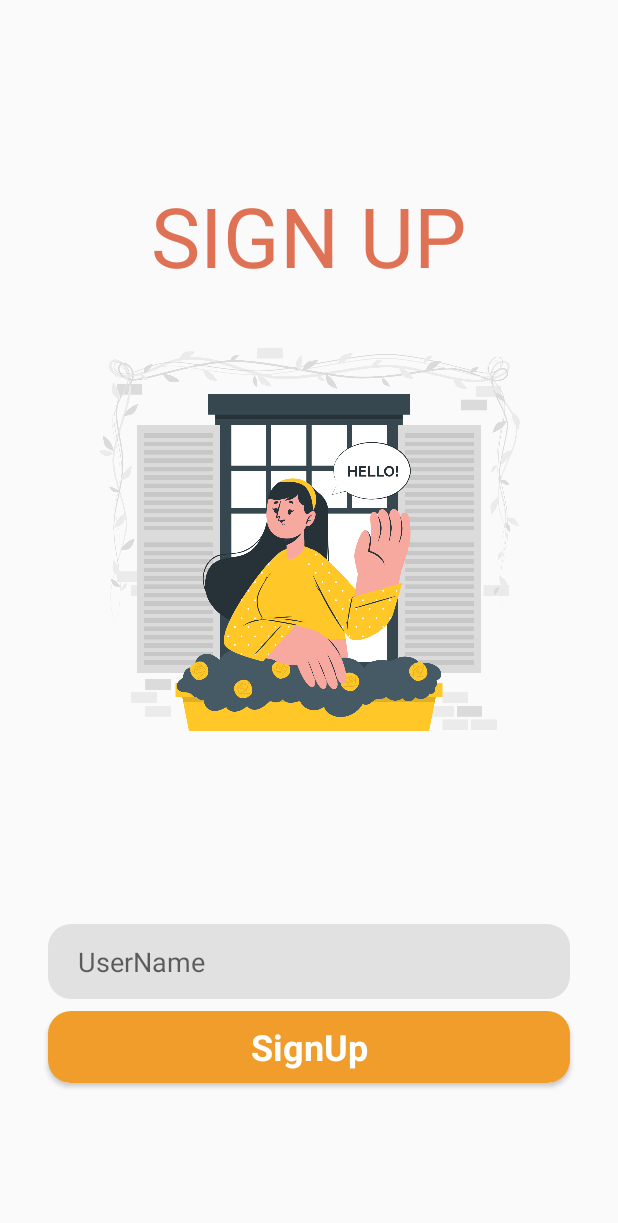
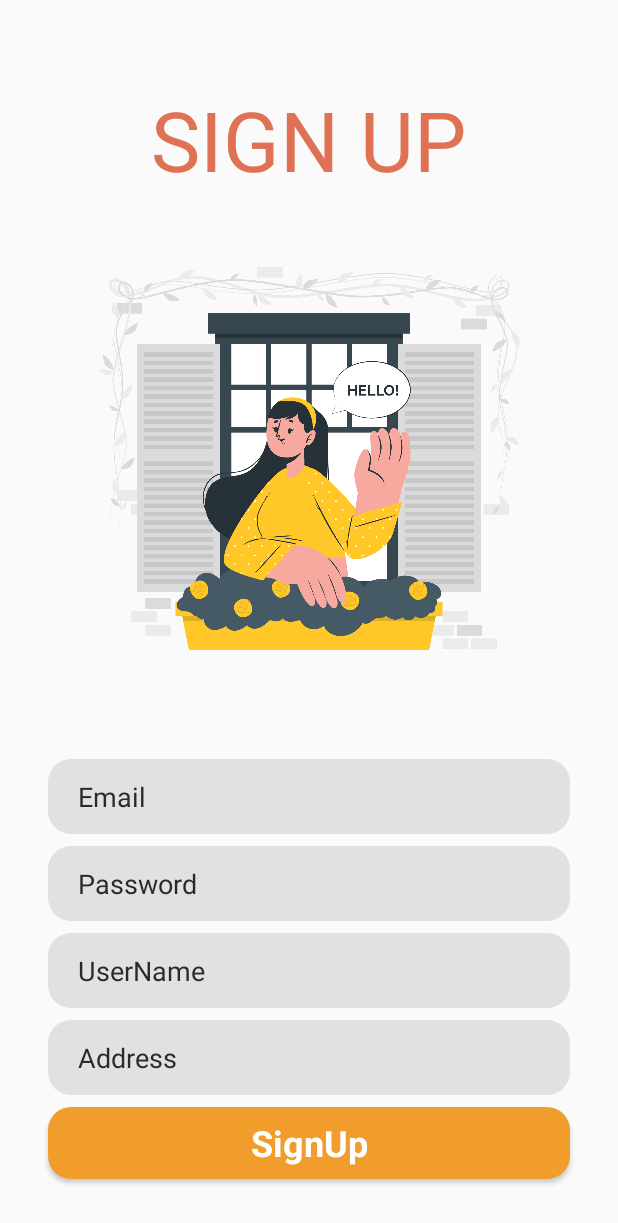
Before and after one commit to IT21237690/EAD_Project, an Android app built with Jetpack Compose: the SignUp screen opened directly, with no data from a screen before it, on a phone screen of 412 x 824 dp. Shown: the top 1223 px of the screen. Run offline under Robolectric (Android 15) with nearby library versions, the phone set to English and light mode, and no system bars.

Commit message:
SignUp function done

```diff
--- a/E-Commerce/app/build.gradle.kts
+++ b/E-Commerce/app/build.gradle.kts
@@ -63,6 +63,9 @@ dependencies {
     implementation(libs.material)
     implementation(libs.androidx.activity)
     implementation(libs.androidx.constraintlayout)
+    implementation("com.squareup.retrofit2:retrofit:2.9.0")
+    implementation("com.squareup.retrofit2:converter-gson:2.9.0")
+    implementation("com.squareup.okhttp3:logging-interceptor:4.9.0")
     testImplementation(libs.junit)
     androidTestImplementation(libs.androidx.junit)
     androidTestImplementation(libs.androidx.espresso.core)
--- a/E-Commerce/app/src/main/AndroidManifest.xml
+++ b/E-Commerce/app/src/main/AndroidManifest.xml
@@ -2,7 +2,10 @@
 <manifest xmlns:android="http://schemas.android.com/apk/res/android"
     xmlns:tools="http://schemas.android.com/tools">
 
+    <uses-permission android:name="android.permission.INTERNET"/>
+
     <application
+        android:networkSecurityConfig="@xml/network_security_config"
         android:allowBackup="true"
         android:dataExtractionRules="@xml/data_extraction_rules"
         android:fullBackupContent="@xml/backup_rules"
@@ -12,6 +15,9 @@
         android:supportsRtl="true"
         android:theme="@style/Theme.ECommerceApp"
         tools:targetApi="31">
+        <activity
+            android:name=".LogIn"
+            android:exported="false" />
         <activity
             android:name=".SignUp"
             android:exported="false" />
--- a/E-Commerce/app/src/main/res/layout/activity_main.xml
+++ b/E-Commerce/app/src/main/res/layout/activity_main.xml
@@ -55,7 +55,7 @@
             android:textStyle="bold" />
 
         <Button
-            android:id="@+id/button"
+            android:id="@+id/SignUpButtonWelcomePage"
             style="@android:style/Widget.Button"
             android:layout_width="match_parent"
             android:layout_height="wrap_content"
--- a/E-Commerce/app/src/main/res/layout/activity_sign_up.xml
+++ b/E-Commerce/app/src/main/res/layout/activity_sign_up.xml
@@ -10,12 +10,12 @@
         android:id="@+id/textView"
         android:layout_width="wrap_content"
         android:layout_height="wrap_content"
-        android:layout_marginTop="120dp"
+        android:layout_marginTop="56dp"
         android:text="@string/sign_up"
         android:textColor="#df7154"
         android:textSize="55sp"
         app:layout_constraintEnd_toEndOf="parent"
-        app:layout_constraintHorizontal_bias="0.498"
+        app:layout_constraintHorizontal_bias="0.497"
         app:layout_constraintStart_toStartOf="parent"
         app:layout_constraintTop_toTopOf="parent" />
 
@@ -23,7 +23,7 @@
         android:id="@+id/imageView3"
         android:layout_width="349dp"
         android:layout_height="312dp"
-        android:layout_marginTop="210dp"
+        android:layout_marginTop="156dp"
         android:contentDescription="hello"
         android:src="@drawable/hello"
         app:layout_constraintEnd_toEndOf="parent"
@@ -33,6 +33,7 @@
     <LinearLayout
         android:layout_width="match_parent"
         android:layout_height="wrap_content"
+        android:layout_marginTop="0dp"
         android:orientation="vertical"
         app:layout_constraintBottom_toBottomOf="parent"
         app:layout_constraintEnd_toEndOf="parent"
@@ -40,19 +41,63 @@
         app:layout_constraintTop_toBottomOf="@+id/imageView3">
 
         <EditText
+            android:id="@+id/editTextTextEmailAddress"
+            android:layout_width="match_parent"
+            android:layout_height="50dp"
+            android:layout_marginStart="32dp"
+            android:layout_marginTop="8dp"
+            android:layout_marginEnd="32dp"
+            android:background="@drawable/edittext_background"
+            android:ems="10"
+            android:hint="Email"
+            android:inputType="textEmailAddress"
+            android:paddingStart="20dp"
+            android:textColorHint="#2A2A2A" />
+
+        <EditText
+            android:id="@+id/editTextTextPassword"
+            android:layout_width="match_parent"
+            android:layout_height="50dp"
+            android:layout_marginStart="32dp"
+            android:layout_marginTop="8dp"
+            android:layout_marginEnd="32dp"
+            android:background="@drawable/edittext_background"
+            android:ems="10"
+            android:hint="Password"
+            android:inputType="textPassword"
+            android:paddingStart="20dp"
+            android:textColorHint="#2A2A2A" />
+
+        <EditText
             android:id="@+id/editTextText"
             android:layout_width="match_parent"
             android:layout_height="50dp"
             android:layout_marginStart="32dp"
+            android:layout_marginTop="8dp"
             android:layout_marginEnd="32dp"
             android:background="@drawable/edittext_background"
             android:ems="10"
             android:hint="UserName"
             android:inputType="text"
-            android:paddingStart="20dp" />
+            android:paddingStart="20dp"
+            android:textColorHint="#2A2A2A" />
+
+        <EditText
+            android:id="@+id/editTextTextPostalAddress"
+            android:layout_width="match_parent"
+            android:layout_height="50dp"
+            android:layout_marginStart="32dp"
+            android:layout_marginTop="8dp"
+            android:layout_marginEnd="32dp"
+            android:background="@drawable/edittext_background"
+            android:ems="10"
+            android:hint="Address"
+            android:inputType="textPostalAddress"
+            android:paddingStart="20dp"
+            android:textColorHint="#2A2A2A" />
 
         <Button
-            android:id="@+id/button"
+            android:id="@+id/SignUpButtonSignUp"
             style="@android:style/Widget.Button"
             android:layout_width="match_parent"
             android:layout_height="wrap_content"
--- /dev/null
+++ b/E-Commerce/app/src/main/res/xml/network_security_config.xml
@@ -0,0 +1,6 @@
+<?xml version="1.0" encoding="utf-8"?>
+<network-security-config>
+    <domain-config cleartextTrafficPermitted="true">
+        <domain includeSubdomains="true">10.0.2.2</domain>
+    </domain-config>
+</network-security-config>
```
Also changed, not shown: E-Commerce/app/src/main/java/com/example/e_commerceapp/ApiService.kt (added, +24 -0 lines), E-Commerce/app/src/main/java/com/example/e_commerceapp/LogIn.kt (added, +20 -0 lines), E-Commerce/app/src/main/java/com/example/e_commerceapp/MainActivity.kt (+9 -0 lines), E-Commerce/app/src/main/java/com/example/e_commerceapp/RetrofitInstance.kt (added, +30 -0 lines), E-Commerce/app/src/main/java/com/example/e_commerceapp/SignUp.kt (+56 -8 lines), E-Commerce/app/src/main/res/layout/activity_log_in.xml (added, +10 -0 lines).
